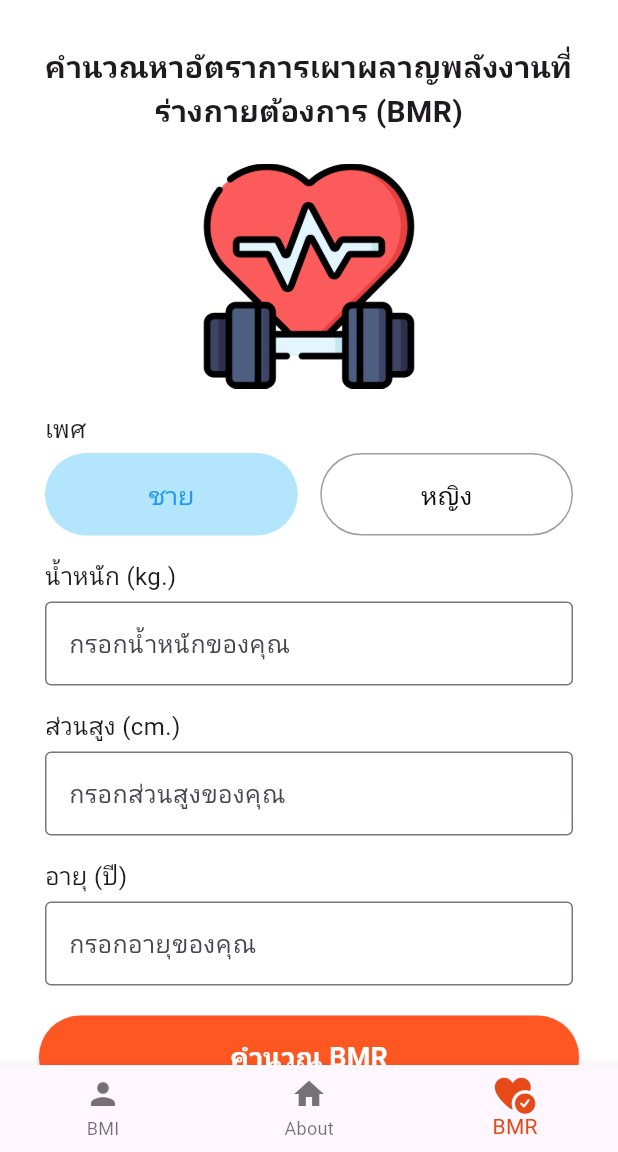
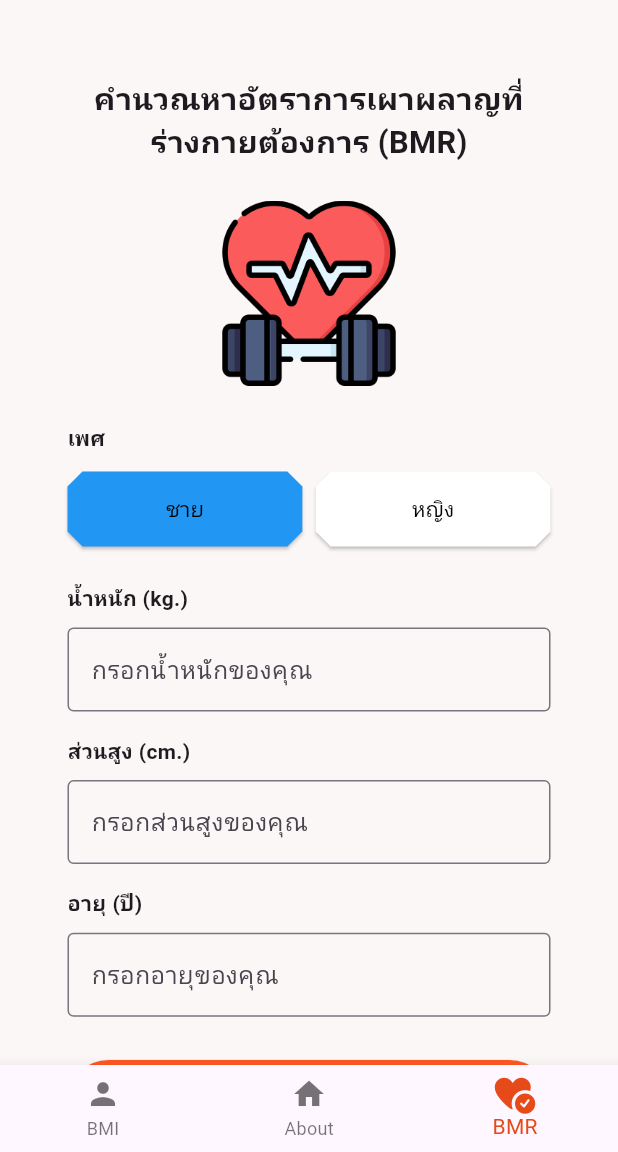
Before and after one commit to tanachaichokboriboon-art/flutter_body_health_calculator_project, a Flutter app: the screen it shows after launch, item 3 of the bottom bar chosen, on a phone screen of 412 x 824 dp, the part 84-1236 px from its top. Run offline on Flutter 3.47's test engine with Material 3 defaults, Android fonts, the phone set to English and light mode, and no system bars; our stand-ins replace font_awesome_flutter, google_fonts; Roboto replaces fonts that are missing (Kanit).

Commit message:
แก้ bmr และ bmi เสร็จสมบูรณ์

```diff
--- a/lib/views/bmr_ui.dart
+++ b/lib/views/bmr_ui.dart
@@ -1,3 +1,5 @@
+// ignore_for_file: sort_child_properties_last
+
 import 'package:flutter/material.dart';
 
 class BmrUi extends StatefulWidget {
@@ -8,269 +10,310 @@ class BmrUi extends StatefulWidget {
 }
 
 class _BmrUiState extends State<BmrUi> {
+  //ตัวแปรที่ทำงานกับปุ่มเพศชายหญิง และ การคำนวณ
+  bool isMale = true;
+
+  //ตัวควบคุม TextField
+  TextEditingController weightCtrl = TextEditingController();
+  TextEditingController heightCtrl = TextEditingController();
+  TextEditingController ageCtrl = TextEditingController();
+
+  //ตัวแปรสำหรับค่า BMR
+  String bmrValue = '0.00';
+
   @override
   Widget build(BuildContext context) {
     return Scaffold(
-      backgroundColor: Colors.white,
+      backgroundColor: const Color.fromARGB(255, 252, 247, 247),
       body: SingleChildScrollView(
+        child: Padding(
+          padding: EdgeInsets.only(
+            top: 50,
+            bottom: 50,
+            left: 45,
+            right: 45,
+          ),
           child: Center(
             child: Column(
               children: [
-              SizedBox(
-                height: 30,
+                Text(
+                  'คำนวณหาอัตราการเผาผลาญที่',
+                  style: TextStyle(
+                    fontSize: MediaQuery.of(context).size.width * 0.05,
+                    fontWeight: FontWeight.bold,
+                  ),
                 ),
                 Text(
-                'คำนวณหาอัตราการเผาผลาญพลังงานที่\nร่างกายต้องการ (BMR)',
-                textAlign: TextAlign.center,
+                  'ร่างกายต้องการ (BMR)',
                   style: TextStyle(
-                  fontSize: 20,
+                    fontSize: MediaQuery.of(context).size.width * 0.05,
                     fontWeight: FontWeight.bold,
                   ),
                 ),
                 SizedBox(
-                height: 20,
+                  height: MediaQuery.of(context).size.height * 0.03,
                 ),
                 Image.asset(
                   'assets/images/bmr.png',
-                width: 150,
-                height: 150,
+                  width: MediaQuery.of(context).size.width * 0.3,
                 ),
                 SizedBox(
-                height: 15,
+                  height: MediaQuery.of(context).size.height * 0.03,
                 ),
-              const Align(
+                //--------เพศ---------
+                Align(
                   alignment: Alignment.centerLeft,
-                child: Padding(
-                  padding: EdgeInsets.symmetric(horizontal: 30),
                   child: Text(
                     'เพศ',
                     style: TextStyle(
-                      fontSize: 16,
-                    ),
-                  ),
-                ),
-              ),
-              const SizedBox(
-                height: 5,
-              ),
-              Padding(
-                padding: const EdgeInsets.symmetric(horizontal: 30),
-                child: Row(
-                  children: [
-                    Expanded(
-                      child: ElevatedButton(
-                        onPressed: () {},
-                        style: ElevatedButton.styleFrom(
-                          backgroundColor: Colors.lightBlue[100],
-                          foregroundColor: Colors.blue,
-                          elevation: 0,
-                          minimumSize: const Size(0, 55),
-                        ),
-                        child: Text(
-                          'ชาย',
-                          style: TextStyle(
-                            fontSize: 17,
-                          ),
+                      fontWeight: FontWeight.bold,
                     ),
                   ),
                 ),
                 SizedBox(
-                      width: 15,
+                  height: MediaQuery.of(context).size.height * 0.015,
                 ),
-                    Expanded(
-                      child: ElevatedButton(
-                        onPressed: () {},
+                Row(
+                  mainAxisAlignment: MainAxisAlignment.spaceBetween,
+                  children: [
+                    //ปุ่มเพศชาย
+                    ElevatedButton(
+                      onPressed: () {
+                        setState(() {
+                          isMale = true;
+                        });
+                      },
+                      child: Text(
+                        'ชาย',
+                        style: TextStyle(
+                          color: Colors.black,
+                        ),
+                      ),
                       style: ElevatedButton.styleFrom(
-                          backgroundColor: Colors.white,
-                          foregroundColor: Colors.black,
-                          elevation: 0,
-                          side: BorderSide(
-                            color: Colors.grey,
+                        backgroundColor: isMale ? Colors.blue : Colors.white,
+                        fixedSize: Size(
+                          MediaQuery.of(context).size.width * 0.38,
+                          50,
                         ),
-                          minimumSize: Size(0, 55),
+                        shape: BeveledRectangleBorder(
+                          borderRadius: BorderRadius.circular(10),
                         ),
+                      ),
+                    ),
+                    //ปุ่มเพศหญิง
+                    ElevatedButton(
+                      onPressed: () {
+                        setState(() {
+                          isMale = false;
+                        });
+                      },
                       child: Text(
                         'หญิง',
                         style: TextStyle(
-                            fontSize: 17,
+                          color: Colors.black,
                         ),
+                      ),
+                      style: ElevatedButton.styleFrom(
+                        backgroundColor: isMale ? Colors.white : Colors.pink,
+                        fixedSize: Size(
+                          MediaQuery.of(context).size.width * 0.38,
+                          50,
+                        ),
+                        shape: BeveledRectangleBorder(
+                          borderRadius: BorderRadius.circular(10),
                         ),
                       ),
                     ),
                   ],
                 ),
+                //--------------------
+                SizedBox(
+                  height: MediaQuery.of(context).size.height * 0.03,
                 ),
-              SizedBox(
-                height: 15,
-              ),
-              const Align(
+                Align(
                   alignment: Alignment.centerLeft,
-                child: Padding(
-                  padding: EdgeInsets.symmetric(horizontal: 30),
                   child: Text(
                     'น้ำหนัก (kg.)',
                     style: TextStyle(
-                      fontSize: 16,
-                    ),
+                      fontWeight: FontWeight.bold,
                     ),
                   ),
                 ),
                 SizedBox(
-                height: 5,
+                  height: MediaQuery.of(context).size.height * 0.01,
                 ),
-              Padding(
-                padding: const EdgeInsets.symmetric(horizontal: 30),
-                child: TextField(
-                  keyboardType: TextInputType.number,
-                  decoration: const InputDecoration(
+                TextField(
+                  controller: weightCtrl,
+                  decoration: InputDecoration(
+                    border: OutlineInputBorder(),
                     hintText: 'กรอกน้ำหนักของคุณ',
-                    border: OutlineInputBorder(),
+                  ),
+                ),
+                SizedBox(
+                  height: MediaQuery.of(context).size.height * 0.02,
+                ),
+                Align(
+                  alignment: Alignment.centerLeft,
+                  child: Text(
+                    'ส่วนสูง (cm.)',
+                    style: TextStyle(
+                      fontWeight: FontWeight.bold,
                     ),
                   ),
                 ),
                 SizedBox(
-                height: 15,
+                  height: MediaQuery.of(context).size.height * 0.01,
                 ),
-              const Align(
+                TextField(
+                  controller: heightCtrl,
+                  decoration: InputDecoration(
+                    border: OutlineInputBorder(),
+                    hintText: 'กรอกส่วนสูงของคุณ',
+                  ),
+                ),
+                SizedBox(
+                  height: MediaQuery.of(context).size.height * 0.02,
+                ),
+                Align(
                   alignment: Alignment.centerLeft,
-                child: Padding(
-                  padding: EdgeInsets.symmetric(horizontal: 30),
                   child: Text(
-                    'ส่วนสูง (cm.)',
+                    'อายุ (ปี)',
                     style: TextStyle(
-                      fontSize: 16,
-                    ),
+                      fontWeight: FontWeight.bold,
                     ),
                   ),
                 ),
                 SizedBox(
-                height: 5,
+                  height: MediaQuery.of(context).size.height * 0.01,
                 ),
-              Padding(
-                padding: EdgeInsets.symmetric(horizontal: 30),
-                child: TextField(
-                  keyboardType: TextInputType.number,
+                TextField(
+                  controller: ageCtrl,
                   decoration: InputDecoration(
-                    hintText: 'กรอกส่วนสูงของคุณ',
                     border: OutlineInputBorder(),
-                  ),
+                    hintText: 'กรอกอายุของคุณ',
                   ),
                 ),
                 SizedBox(
-                height: 15,
+                  height: MediaQuery.of(context).size.height * 0.035,
                 ),
-              const Align(
-                alignment: Alignment.centerLeft,
-                child: Padding(
-                  padding: EdgeInsets.symmetric(horizontal: 30),
+                ElevatedButton(
+                  onPressed: () {
+                    // Validate
+                    if (weightCtrl.text.isEmpty ||
+                        heightCtrl.text.isEmpty ||
+                        ageCtrl.text.isEmpty) {
+                      // แสดง SnackBar
+                      ScaffoldMessenger.of(context).showSnackBar(
+                        SnackBar(
+                          content: Text('กรุณากรอกข้อมูลให้ครบถ้วน'),
+                          backgroundColor: Colors.red,
+                          duration: Duration(seconds: 2),
+                        ),
+                      );
+
+                      return;
+                    }
+
+                    // คำนวณ แปลงข้อความเป็นตัวเลข
+                    double weight = double.parse(weightCtrl.text);
+                    double height = double.parse(heightCtrl.text);
+                    int age = int.parse(ageCtrl.text);
+                    //คำนวณแยกชาย/หญิง
+                    double bmr = 0;
+                    if(isMale == true){
+                      bmr = 88.362 + (13.397 * weight) + (4.799 * height) - (5.677 * age);
+                    }else{
+                      bmr = 447.593 + (9.247 * weight) + (3.098 * height) - (4.330 * age);
+                    }
+
+                    // แสดงผล
+                    setState(() {
+                      bmrValue = bmr.toStringAsFixed(2);
+                    });
+                  },
                   child: Text(
-                    'อายุ (ปี)',
+                    'คำนวณ BMR',
                     style: TextStyle(
-                      fontSize: 16,
+                      color: Colors.white,
                     ),
                   ),
+                  style: ElevatedButton.styleFrom(
+                    fixedSize: Size(
+                      MediaQuery.of(context).size.width,
+                      55,
+                    ),
+                    backgroundColor: Colors.deepOrange,
                   ),
                 ),
                 SizedBox(
-                height: 5,
+                  height: MediaQuery.of(context).size.height * 0.01,
                 ),
-              Padding(
-                padding: EdgeInsets.symmetric(horizontal: 30),
-                child: TextField(
-                  keyboardType: TextInputType.number,
-                  decoration: InputDecoration(
-                    hintText: 'กรอกอายุของคุณ',
-                    border: OutlineInputBorder(),
+                ElevatedButton(
+                  onPressed: () {
+                    setState(() {
+                      //ล้างข้อมูล----------------------------
+                      weightCtrl.text = '';
+                      heightCtrl.text = '';
+                      ageCtrl.text = '';
+                      bmrValue = '0.00';
+                      isMale = true;
+                    });
+                  },
+                  child: Text(
+                    'ล้างข้อมูล',
+                    style: TextStyle(
+                      color: Colors.white,
                     ),
+                  ),
+                  style: ElevatedButton.styleFrom(
+                    fixedSize: Size(
+                      MediaQuery.of(context).size.width,
+                      55,
+                    ),
+                    backgroundColor: const Color.fromARGB(255, 111, 110, 110),
                   ),
                 ),
                 SizedBox(
-                height: 20,
-              ),
-              SizedBox(
-                width: 360,
-                height: 55,
-                child: ElevatedButton(
-                  onPressed: () {},
-                  style: ElevatedButton.styleFrom(
-                    backgroundColor: Colors.deepOrange,
-                    foregroundColor: Colors.white,
-                    shape: RoundedRectangleBorder(
-                      borderRadius: BorderRadius.circular(30),
-                    ),
-                  ),
-                  child: Text(
-                    'คำนวณ BMR',
-                    style: TextStyle(
-                      fontSize: 18,
-                      fontWeight: FontWeight.bold,
-                    ),
-                  ),
-                ),
-              ),
-              SizedBox(
-                height: 10,
-              ),
-              SizedBox(
-                width: 360,
-                height: 55,
-                child: ElevatedButton(
-                  onPressed: () {},
-                  style: ElevatedButton.styleFrom(
-                    backgroundColor: Colors.grey,
-                    foregroundColor: Colors.white,
-                    shape: RoundedRectangleBorder(
-                      borderRadius: BorderRadius.circular(30),
-                    ),
-                  ),
-                  child: Text(
-                    'ล้างข้อมูล',
-                    style: TextStyle(
-                      fontSize: 18,
-                      fontWeight: FontWeight.bold,
-                    ),
-                  ),
-                ),
-              ),
-              const SizedBox(
-                height: 20,
+                  height: MediaQuery.of(context).size.height * 0.035,
                 ),
                 Container(
-                width: 360,
-                height: 150,
-                color: const Color.fromARGB(255, 203, 243, 203),
+                  width: MediaQuery.of(context).size.width,
+                  decoration: BoxDecoration(
+                    color: const Color.fromARGB(255, 202, 253, 204),
+                  ),
                   child: Column(
-                  mainAxisAlignment: MainAxisAlignment.center,
                     children: [
+                      SizedBox(
+                        height: MediaQuery.of(context).size.height * 0.035,
+                      ),
                       Text(
                         'BMR',
                         style: TextStyle(
-                        fontSize: 18,
-                        fontWeight: FontWeight.bold,
+                          fontSize: MediaQuery.of(context).size.height * 0.025,
                         ),
                       ),
                       Text(
-                      '0.00',
+                        bmrValue,
                         style: TextStyle(
-                        fontSize: 40,
-                        color: Colors.red,
+                          fontSize: MediaQuery.of(context).size.height * 0.065,
                           fontWeight: FontWeight.bold,
+                          color: Colors.deepOrange,
                         ),
                       ),
                       Text(
                         'kcal/day',
                         style: TextStyle(
-                        fontSize: 16,
-                        fontWeight: FontWeight.bold,
+                          fontSize: MediaQuery.of(context).size.height * 0.025,
+                        ),
+                      ),
+                      SizedBox(
+                        height: MediaQuery.of(context).size.height * 0.035,
+                      ),
+                    ],
                   ),
                 ),
               ],
             ),
-              ),
-              SizedBox(
-                height: 30,
-              ),
-            ],
           ),
         ),
       ),
```
Also changed, not shown: lib/views/bmi_ui.dart (+125 -64 lines). Lines whose indentation alone changed are shown as unchanged.
